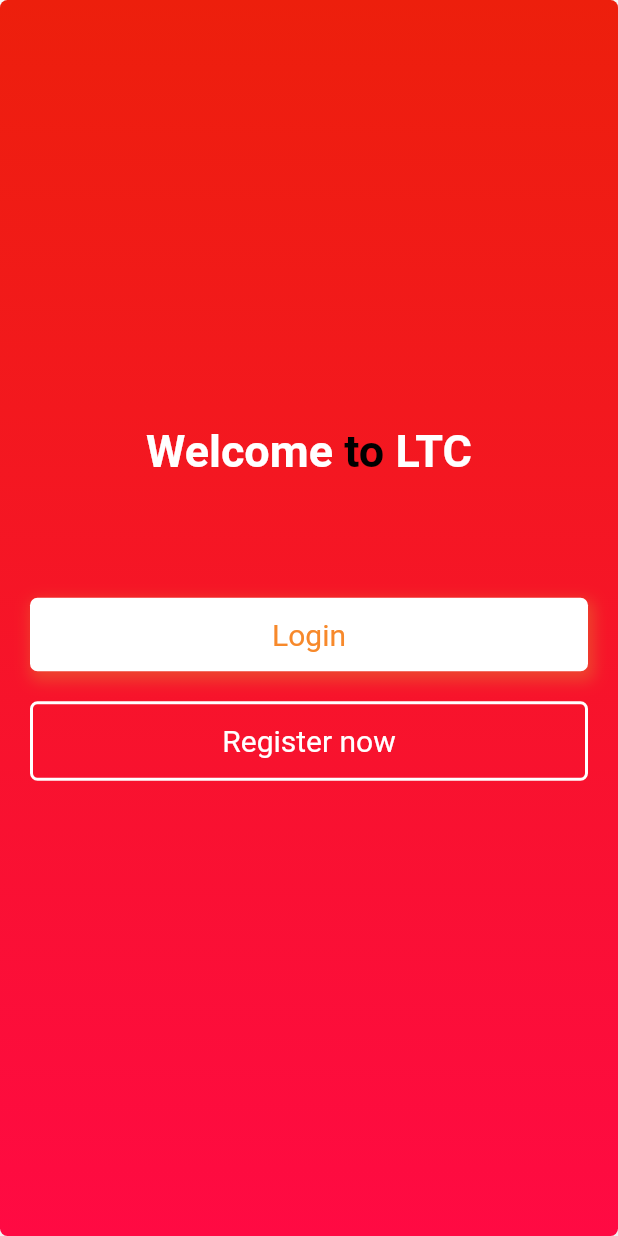
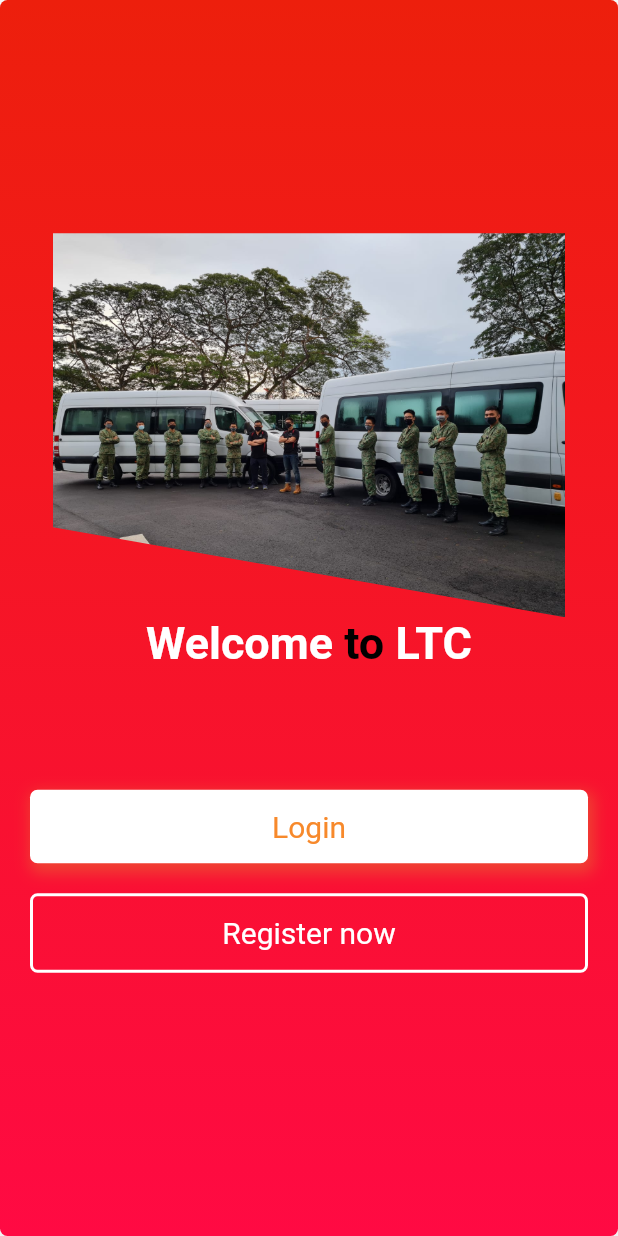
Before and after one commit to SuperZecton/etmsapp, a Flutter app: the LoginPage screen opened by its route, after a tap on "Back", on a phone screen of 412 x 824 dp. Run offline on Flutter 3.47's test engine with Material 2 defaults, Android fonts, the phone set to English and light mode, and no system bars; our stand-ins replace google_fonts.

Commit message:
Edited Login Page
Need to fix the proportions of the picture because it doesnt fit in a container

```diff
--- a/lib/screens/loginPage.dart
+++ b/lib/screens/loginPage.dart
@@ -135,16 +135,10 @@ class _LoginPageState extends State<LoginPage> {
                     topLeft: Radius.circular(5)),
               ),
               alignment: Alignment.center,
-              child: Container(
-                width:250.0,
-                height: 250.0,
-                alignment: Alignment.center,
-                decoration: BoxDecoration(
-                  image: DecorationImage(
-                    image: AssetImage('images/singpasslogo.png'),
-                    fit: BoxFit.fill,
-                  ),
-                ),
+              child: Icon(
+                Icons.accessibility_new_rounded,
+                color: Colors.black,
+
               ),
             ),
           ),
--- /dev/null
+++ b/lib/utils/diagonal_clipper.dart
@@ -0,0 +1,18 @@
+
+import 'package:flutter/material.dart';
+
+class DiagonalClipper extends CustomClipper<Path> {
+  @override
+  Path getClip(Size size) {
+    Path path = new Path();
+    path.lineTo(0.0, size.height - 60.0);
+    path.lineTo(size.width, size.height );
+    path.lineTo(size.width, 0.0);
+    path.close();
+    return path;
+
+
+  }
+  @override
+  bool shouldReclip(CustomClipper<Path> oldClipper) => true;
+}
--- a/pubspec.yaml
+++ b/pubspec.yaml
@@ -51,7 +51,7 @@ flutter:
   assets:
     - images/ltclogo.jpg
     - images/singpasslogo.png
-    - images/
+    - images/frontimage.jpg
   # To add assets to your application, add an assets section, like this:
   # assets:
   #   - images/a_dot_burr.jpeg
```
Also changed, not shown: lib/main.dart (+19 -1 lines), images/frontimage.jpg (added), images/ltclogo.jpg (renamed from lib/images/ltclogo.jpg), images/singpasslogo.png (renamed from lib/images/singpasslogo.png), 1 other file.
